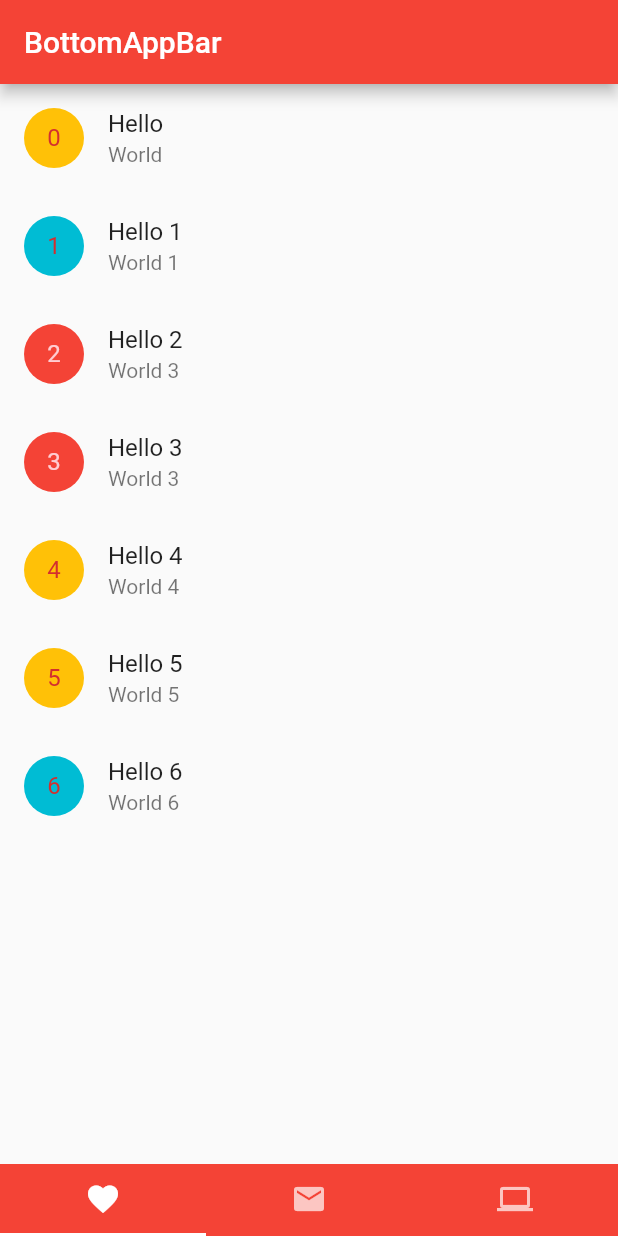
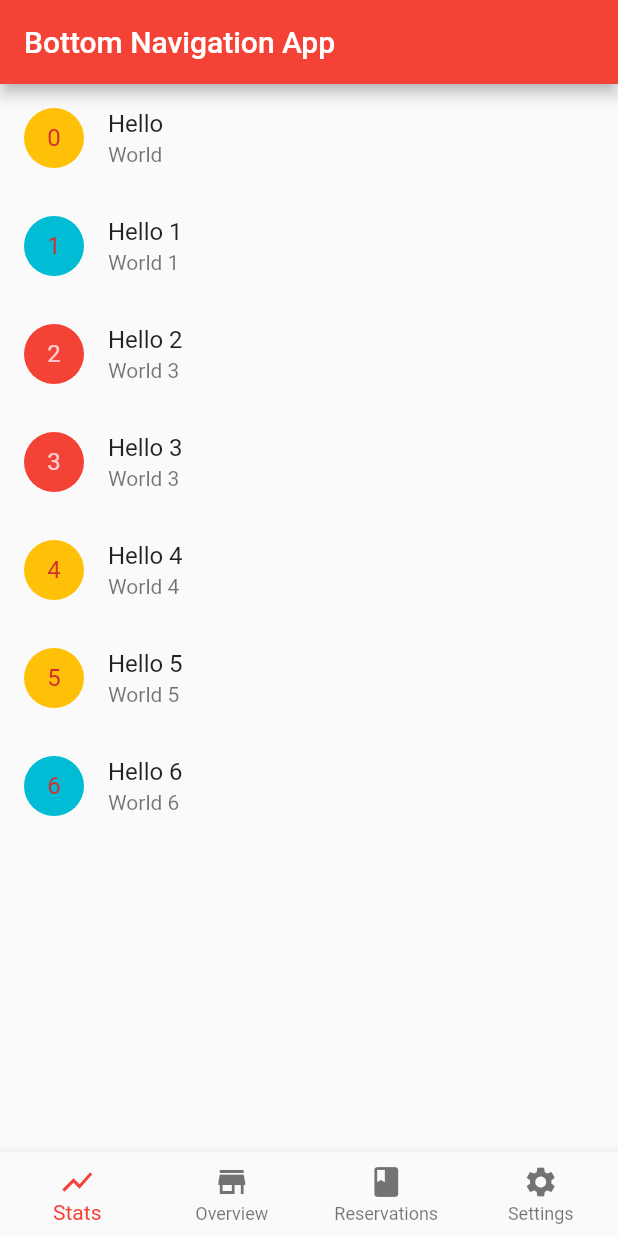
Before and after one commit to ChangJoo-Park/flutter_bottom_navigation_app, a Flutter app: the screen it shows after launch, on a phone screen of 412 x 824 dp. Run offline on Flutter 3.47's test engine with Material 2 defaults, Android fonts, the phone set to English and light mode, and no system bars.

Commit message:
Change BottomNavigation from Tab

```diff
--- /dev/null
+++ b/lib/components/navigation-icon-view.dart
@@ -0,0 +1,46 @@
+import 'package:flutter/material.dart';
+
+class NavigationIconView {
+  NavigationIconView({
+    Widget icon,
+    String title,
+    Widget page,
+    TickerProvider vsync,
+  })
+      : _page = page,
+        item = new BottomNavigationBarItem(
+          icon: icon,
+          title: new Text(title),
+          backgroundColor: Colors.redAccent,
+        ),
+        controller = new AnimationController(
+          duration: kThemeAnimationDuration,
+          vsync: vsync,
+        ) {
+    _animation = new CurvedAnimation(
+      parent: controller,
+      curve: const Interval(0.5, 1.0, curve: Curves.fastOutSlowIn),
+    );
+  }
+
+  final Widget _page;
+  final BottomNavigationBarItem item;
+  final AnimationController controller;
+  CurvedAnimation _animation;
+
+  FadeTransition transition(BottomNavigationBarType type,
+      BuildContext context) {
+    return new FadeTransition(
+      opacity: _animation,
+      child: new SlideTransition(
+        position: new Tween<Offset>(
+          begin: const Offset(0.0, 0.02), // Slightly down.
+          end: Offset.zero,
+        ).animate(_animation),
+        child: new Container(
+          child: _page,
+        ),
+      ),
+    );
+  }
+}
--- a/lib/main.dart
+++ b/lib/main.dart
@@ -1,78 +1,119 @@
 import 'package:flutter/material.dart';
 
 import "./pages/flat-page.dart";
-import "./pages/scrollable-page.dart";
+import './pages/scrollable-page.dart';
+import 'components/navigation-icon-view.dart';
 
 void main() => runApp(
       new MaterialApp(
         theme: new ThemeData(
           primarySwatch: Colors.red,
         ),
-        home: new HomePage(),
+        home: new BottomNavigationApp(),
       ),
     );
 
-class HomePage extends StatefulWidget {
+class BottomNavigationApp extends StatefulWidget {
   @override
-  _HomePageState createState() => new _HomePageState();
+  _BottomNavigationAppState createState() => new _BottomNavigationAppState();
 }
 
-class _HomePageState extends State<HomePage>
-    with SingleTickerProviderStateMixin {
-  List<Widget> tabPages = [
-    new ScrollablePage(),
-    new FlatPage("Second"),
-    new FlatPage("Third"),
-  ];
-  List<Widget> tabList = [
-    new Tab(
-      icon: new Icon(Icons.favorite),
-    ),
-    new Tab(
-      icon: new Icon(Icons.email),
-    ),
-    new Tab(
-      icon: new Icon(Icons.laptop),
-    ),
-  ];
-
-  TabController tabController;
+class _BottomNavigationAppState extends State<BottomNavigationApp>
+    with TickerProviderStateMixin {
+  int _currentIndex = 0;
+  BottomNavigationBarType _type = BottomNavigationBarType.fixed;
+  List<NavigationIconView> _navigationViews;
 
   @override
   void initState() {
     super.initState();
-    tabController = new TabController(
-      length: tabPages.length,
-      vsync: this,
-    );
+    _navigationViews = <NavigationIconView>[
+      new NavigationIconView(
+        icon: const Icon(Icons.show_chart),
+        title: 'Stats',
+        page: new ScrollablePage(),
+        vsync: this,
+      ),
+      new NavigationIconView(
+        icon: const Icon(Icons.store_mall_directory),
+        title: 'Overview',
+        page: new FlatPage('Overview'),
+        vsync: this,
+      ),
+      new NavigationIconView(
+        icon: const Icon(Icons.book),
+        title: 'Reservations',
+        page: new FlatPage('Reservations'),
+        vsync: this,
+      ),
+      new NavigationIconView(
+        icon: const Icon(Icons.settings),
+        title: 'Settings',
+        page: new FlatPage('Settings'),
+        vsync: this,
+      ),
+    ];
+
+    for (NavigationIconView view in _navigationViews)
+      view.controller.addListener(_rebuild);
+
+    _navigationViews[_currentIndex].controller.value = 1.0;
   }
 
   @override
   void dispose() {
-    tabController.dispose();
+    for (NavigationIconView view in _navigationViews)
+      view.controller.dispose();
     super.dispose();
+  }
+
+  void _rebuild() {
+    setState(() {
+      // Rebuild in order to animate views.
+    });
+  }
+
+  Widget _buildTransitionsStack() {
+    final List<FadeTransition> transitions = <FadeTransition>[];
+
+    for (NavigationIconView view in _navigationViews) {
+      transitions.add(view.transition(_type, context));
+    }
+
+    // We want to have the newly animating (fading in) views on top.
+    transitions.sort((FadeTransition a, FadeTransition b) {
+      final Animation<double> aAnimation = a.opacity;
+      final Animation<double> bAnimation = b.opacity;
+      final double aValue = aAnimation.value;
+      final double bValue = bAnimation.value;
+      return aValue.compareTo(bValue);
+    });
+
+    return new Stack(children: transitions);
   }
 
   @override
   Widget build(BuildContext context) {
-    AppBar appBar = new AppBar(
-      title: new Text("BottomAppBar"),
-    );
-    TabBarView body = new TabBarView(
-      controller: tabController,
-      children: tabPages,
-    );
-    Material bottomNavigationBar = new Material(
-      color: Colors.red,
-      child: new TabBar(
-        controller: tabController,
-        tabs: tabList,
-      ),
+    final BottomNavigationBar bottomNavigationBar = new BottomNavigationBar(
+      items: _navigationViews
+          .map((NavigationIconView navigationView) => navigationView.item)
+          .toList(),
+      currentIndex: _currentIndex,
+      type: _type,
+      onTap: (int index) {
+        setState(() {
+          _navigationViews[_currentIndex].controller.reverse();
+          _currentIndex = index;
+          _navigationViews[_currentIndex].controller.forward();
+        });
+      },
     );
 
     return new Scaffold(
-      appBar: appBar,
-      body: body,
+      appBar: new AppBar(
+        title: const Text('Bottom Navigation App'),
+      ),
+      body: new Center(child: _buildTransitionsStack()),
       bottomNavigationBar: bottomNavigationBar,
     );
   }
```
